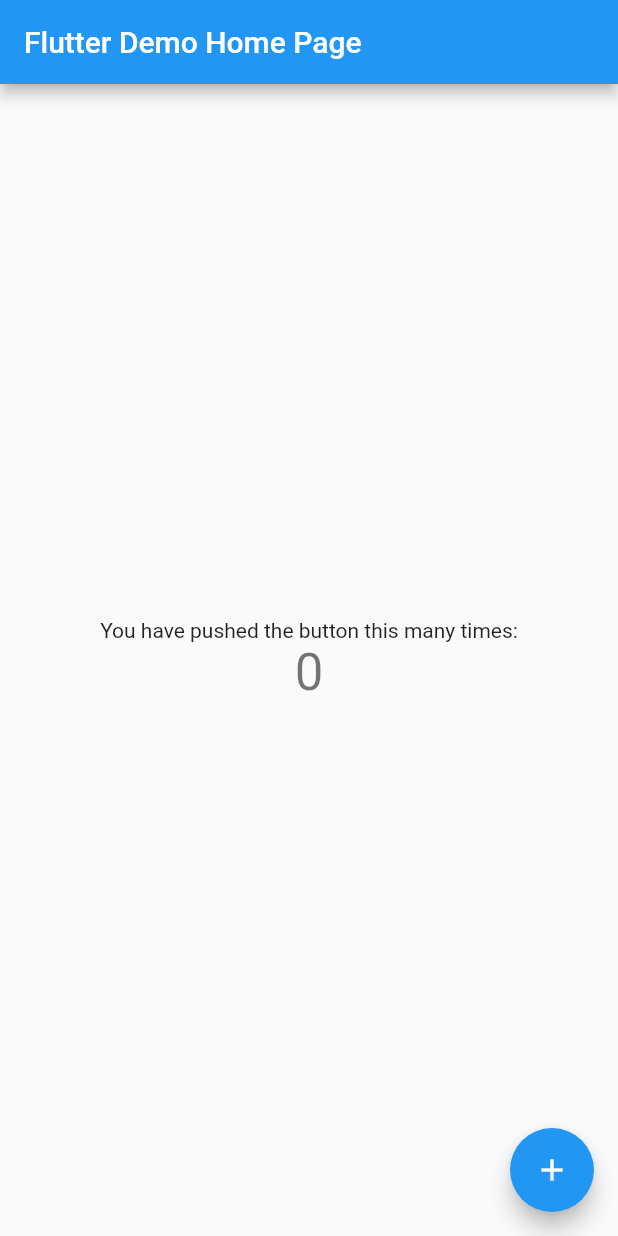
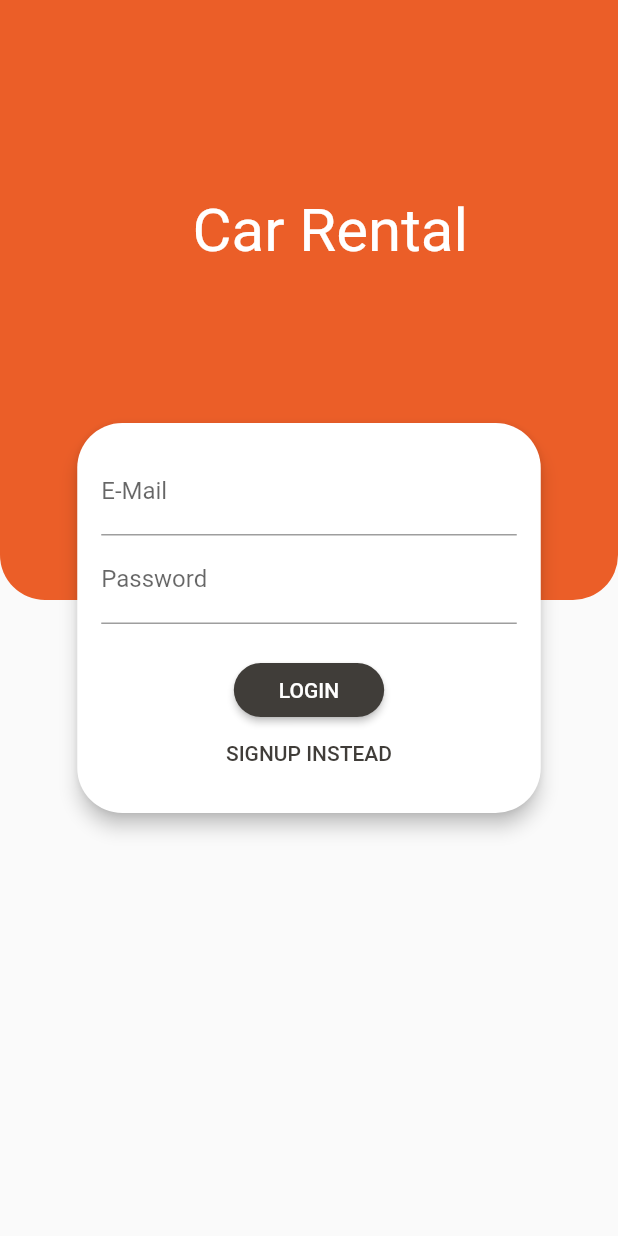
Before and after one commit to Plumito2020/Car-rental-management-app, a Flutter app: the screen it shows after launch, on a phone screen of 412 x 824 dp. Run offline on Flutter 3.47's test engine with Material 2 defaults, Android fonts, the phone set to English and light mode, and no system bars; our stand-ins replace shared_preferences.

Commit message:
Sign up and login

```diff
--- a/lib/main.dart
+++ b/lib/main.dart
@@ -1,4 +1,7 @@
+import 'package:car_rental/providers/auth.dart';
 import 'package:flutter/material.dart';
+import 'package:provider/provider.dart';
+import './screens/auth-screen.dart';
 
 void main() {
   runApp(MyApp());
@@ -8,110 +11,21 @@ class MyApp extends StatelessWidget {
   // This widget is the root of your application.
   @override
   Widget build(BuildContext context) {
-    return MaterialApp(
-      title: 'Flutter Demo',
-      theme: ThemeData(
-        // This is the theme of your application.
-        //
-        // Try running your application with "flutter run". You'll see the
-        // application has a blue toolbar. Then, without quitting the app, try
-        // changing the primarySwatch below to Colors.green and then invoke
-        // "hot reload" (press "r" in the console where you ran "flutter run",
-        // or simply save your changes to "hot reload" in a Flutter IDE).
-        // Notice that the counter didn't reset back to zero; the application
-        // is not restarted.
-        primarySwatch: Colors.blue,
-        // This makes the visual density adapt to the platform that you run
-        // the app on. For desktop platforms, the controls will be smaller and
-        // closer together (more dense) than on mobile platforms.
-        visualDensity: VisualDensity.adaptivePlatformDensity,
+    return MultiProvider(
+      providers: [
+        ChangeNotifierProvider.value(
+          value: Auth(),
+        ),
+      ],
+      child: MaterialApp(
+        title: 'Flutter Demo',
+        theme: ThemeData(
+          primaryColor: Color.fromRGBO(64, 61, 57, 1),
+          accentColor: Colors.deepOrange,
+          visualDensity: VisualDensity.adaptivePlatformDensity,
+        ),
+        home: AuthScreen(),
       ),
-      home: MyHomePage(title: 'Flutter Demo Home Page'),
     );
   }
 }
-
-class MyHomePage extends StatefulWidget {
-  MyHomePage({Key key, this.title}) : super(key: key);
-
-  // This widget is the home page of your application. It is stateful, meaning
-  // that it has a State object (defined below) that contains fields that affect
-  // how it looks.
-
-  // This class is the configuration for the state. It holds the values (in this
-  // case the title) provided by the parent (in this case the App widget) and
-  // used by the build method of the State. Fields in a Widget subclass are
-  // always marked "final".
-
-  final String title;
-
-  @override
-  _MyHomePageState createState() => _MyHomePageState();
-}
-
-class _MyHomePageState extends State<MyHomePage> {
-  int _counter = 0;
-
-  void _incrementCounter() {
-    setState(() {
-      // This call to setState tells the Flutter framework that something has
-      // changed in this State, which causes it to rerun the build method below
-      // so that the display can reflect the updated values. If we changed
-      // _counter without calling setState(), then the build method would not be
-      // called again, and so nothing would appear to happen.
-      _counter++;
-    });
-  }
-
-  @override
-  Widget build(BuildContext context) {
-    // This method is rerun every time setState is called, for instance as done
-    // by the _incrementCounter method above.
-    //
-    // The Flutter framework has been optimized to make rerunning build methods
-    // fast, so that you can just rebuild anything that needs updating rather
-    // than having to individually change instances of widgets.
-    return Scaffold(
-      appBar: AppBar(
-        // Here we take the value from the MyHomePage object that was created by
-        // the App.build method, and use it to set our appbar title.
-        title: Text(widget.title),
-      ),
-      body: Center(
-        // Center is a layout widget. It takes a single child and positions it
-        // in the middle of the parent.
-        child: Column(
-          // Column is also a layout widget. It takes a list of children and
-          // arranges them vertically. By default, it sizes itself to fit its
-          // children horizontally, and tries to be as tall as its parent.
-          //
-          // Invoke "debug painting" (press "p" in the console, choose the
-          // "Toggle Debug Paint" action from the Flutter Inspector in Android
-          // Studio, or the "Toggle Debug Paint" command in Visual Studio Code)
-          // to see the wireframe for each widget.
-          //
-          // Column has various properties to control how it sizes itself and
-          // how it positions its children. Here we use mainAxisAlignment to
-          // center the children vertically; the main axis here is the vertical
-          // axis because Columns are vertical (the cross axis would be
-          // horizontal).
-          mainAxisAlignment: MainAxisAlignment.center,
-          children: <Widget>[
-            Text(
-              'You have pushed the button this many times:',
-            ),
-            Text(
-              '$_counter',
-              style: Theme.of(context).textTheme.headline4,
-            ),
-          ],
-        ),
-      ),
-      floatingActionButton: FloatingActionButton(
-        onPressed: _incrementCounter,
-        tooltip: 'Increment',
-        child: Icon(Icons.add),
-      ), // This trailing comma makes auto-formatting nicer for build methods.
-    );
-  }
-}
--- /dev/null
+++ b/lib/models/http_exception.dart
@@ -0,0 +1,11 @@
+class HttpException implements Exception {
+  final String message;
+
+  HttpException(this.message);
+
+  @override
+  String toString() {
+    return message;
+    // return super.toString(); // Instance of HttpException
+  }
+}
--- /dev/null
+++ b/lib/screens/auth-screen.dart
@@ -0,0 +1,305 @@
+import 'dart:math';
+
+import 'package:flutter/material.dart';
+import 'package:provider/provider.dart';
+
+import '../providers/auth.dart';
+import '../models/http_exception.dart';
+
+enum AuthMode { Signup, Login }
+
+class AuthScreen extends StatelessWidget {
+  static const routeName = '/auth';
+
+  @override
+  Widget build(BuildContext context) {
+    final deviceSize = MediaQuery.of(context).size;
+
+    return Scaffold(
+      body: Stack(
+        children: <Widget>[
+          Container(
+            height: 400,
+            decoration: BoxDecoration(
+              color: Color.fromRGBO(235, 94, 40, 1),
+              // gradient: LinearGradient(
+              //   colors: [
+              //     Color.fromRGBO(64, 61, 57, 1).withOpacity(0.7),
+              //     Color.fromRGBO(64, 61, 57, 1),
+              //   ],
+              //   begin: Alignment.topLeft,
+              //   end: Alignment.bottomRight,
+              // ),
+              borderRadius: BorderRadius.only(
+                  bottomRight: Radius.circular(30),
+                  bottomLeft: Radius.circular(30)),
+            ),
+          ),
+          Positioned(
+            top: 130,
+            right: 100,
+            child: Text(
+              'Car Rental',
+              style: TextStyle(color: Colors.white, fontSize: 40),
+              textAlign: TextAlign.center,
+            ),
+          ),
+          Center(
+            child: AuthCard(),
+          ),
+        ],
+      ),
+    );
+  }
+}
+
+class AuthCard extends StatefulWidget {
+  const AuthCard({
+    Key key,
+  }) : super(key: key);
+
+  @override
+  _AuthCardState createState() => _AuthCardState();
+}
+
+class _AuthCardState extends State<AuthCard>
+    with SingleTickerProviderStateMixin {
+  final GlobalKey<FormState> _formKey = GlobalKey();
+  AuthMode _authMode = AuthMode.Login;
+  Map<String, String> _authData = {
+    'email': '',
+    'password': '',
+  };
+  var _isLoading = false;
+  final _passwordController = TextEditingController();
+  AnimationController _controller;
+  Animation<Offset> _slideAnimation;
+  Animation<double> _opacityAnimation;
+
+  @override
+  void initState() {
+    super.initState();
+    _controller = AnimationController(
+      vsync: this,
+      duration: Duration(
+        milliseconds: 300,
+      ),
+    );
+    _slideAnimation = Tween<Offset>(
+      begin: Offset(0, -1.5),
+      end: Offset(0, 0),
+    ).animate(
+      CurvedAnimation(
+        parent: _controller,
+        curve: Curves.fastOutSlowIn,
+      ),
+    );
+    _opacityAnimation = Tween(begin: 0.0, end: 1.0).animate(
+      CurvedAnimation(
+        parent: _controller,
+        curve: Curves.easeIn,
+      ),
+    );
+  }
+
+  @override
+  void dispose() {
+    // TODO: implement dispose
+    super.dispose();
+    _controller.dispose();
+  }
+
+  void _showErrorDialog(String message) {
+    showDialog(
+      context: context,
+      builder: (ctx) => AlertDialog(
+        title: Text('An Error Occurred!'),
+        content: Text(message),
+        actions: <Widget>[
+          FlatButton(
+            child: Text('Okay'),
+            onPressed: () {
+              Navigator.of(ctx).pop();
+            },
+          )
+        ],
+      ),
+    );
+  }
+
+  Future<void> _submit() async {
+    print("Submitting....");
+    if (!_formKey.currentState.validate()) {
+      // Invalid!
+      return;
+    }
+    print("Valid.....");
+    _formKey.currentState.save();
+    setState(() {
+      _isLoading = true;
+    });
+    try {
+      if (_authMode == AuthMode.Login) {
+        // Log user in
+        print("Logging..........1");
+        await Provider.of<Auth>(context, listen: false).login(
+          _authData['email'],
+          _authData['email'],
+        );
+        print(_authData['email'] + "  " + _authData['email']);
+        print("Logging..........2");
+      } else {
+        // Sign user up
+        await Provider.of<Auth>(context, listen: false).signup(
+          _authData['email'],
+          _authData['password'],
+        );
+      }
+    } on HttpException catch (error) {
+      var errorMessage = 'Authentication failed';
+      if (error.toString().contains('EMAIL_EXISTS')) {
+        errorMessage = 'This email address is already in use.';
+      } else if (error.toString().contains('INVALID_EMAIL')) {
+        errorMessage = 'This is not a valid email address';
+      } else if (error.toString().contains('WEAK_PASSWORD')) {
+        errorMessage = 'This password is too weak.';
+      } else if (error.toString().contains('EMAIL_NOT_FOUND')) {
+        errorMessage = 'Could not find a user with that email.';
+      } else if (error.toString().contains('INVALID_PASSWORD')) {
+        errorMessage = 'Invalid password.';
+      }
+      _showErrorDialog(errorMessage);
+    } catch (error) {
+      const errorMessage =
+          'Could not authenticate you. Please try again later.';
+      _showErrorDialog(errorMessage);
+    }
+
+    setState(() {
+      _isLoading = false;
+    });
+  }
+
+  void _switchAuthMode() {
+    if (_authMode == AuthMode.Login) {
+      setState(() {
+        _authMode = AuthMode.Signup;
+      });
+      _controller.forward();
+    } else {
+      setState(() {
+        _authMode = AuthMode.Login;
+      });
+      _controller.reverse();
+    }
+  }
+
+  @override
+  Widget build(BuildContext context) {
+    final deviceSize = MediaQuery.of(context).size;
+    return Card(
+      shape: RoundedRectangleBorder(
+        borderRadius: BorderRadius.circular(30.0),
+      ),
+      elevation: 5.0,
+      child: AnimatedContainer(
+        duration: Duration(milliseconds: 300),
+        curve: Curves.easeIn,
+        height: _authMode == AuthMode.Signup ? 320 : 260,
+        // height: _heightAnimation.value.height,
+        constraints:
+            BoxConstraints(minHeight: _authMode == AuthMode.Signup ? 320 : 260),
+        width: deviceSize.width * 0.75,
+        padding: EdgeInsets.all(16.0),
+        child: Form(
+          key: _formKey,
+          child: SingleChildScrollView(
+            child: Column(
+              children: <Widget>[
+                TextFormField(
+                  decoration: InputDecoration(labelText: 'E-Mail'),
+                  keyboardType: TextInputType.emailAddress,
+                  validator: (value) {
+                    if (value.isEmpty || !value.contains('@')) {
+                      return 'Invalid email!';
+                    }
+                  },
+                  onSaved: (value) {
+                    _authData['email'] = value;
+                  },
+                ),
+                TextFormField(
+                  decoration: InputDecoration(labelText: 'Password'),
+                  obscureText: true,
+                  controller: _passwordController,
+                  validator: (value) {
+                    if (value.isEmpty || value.length < 5) {
+                      return 'Password is too short!';
+                    }
+                  },
+                  onSaved: (value) {
+                    _authData['password'] = value;
+                  },
+                ),
+                AnimatedContainer(
+                  constraints: BoxConstraints(
+                    minHeight: _authMode == AuthMode.Signup ? 60 : 0,
+                    maxHeight: _authMode == AuthMode.Signup ? 120 : 0,
+                  ),
+                  duration: Duration(milliseconds: 300),
+                  curve: Curves.easeIn,
+                  child: FadeTransition(
+                    opacity: _opacityAnimation,
+                    child: SlideTransition(
+                      position: _slideAnimation,
+                      child: TextFormField(
+                        enabled: _authMode == AuthMode.Signup,
+                        decoration:
+                            InputDecoration(labelText: 'Confirm Password'),
+                        obscureText: true,
+                        validator: _authMode == AuthMode.Signup
+                            ? (value) {
+                                if (value != _passwordController.text) {
+                                  return 'Passwords do not match!';
+                                }
+                              }
+                            : null,
+                      ),
+                    ),
+                  ),
+                ),
+                SizedBox(
+                  height: 20,
+                ),
+                if (_isLoading)
+                  CircularProgressIndicator()
+                else
+                  RaisedButton(
+                    child:
+                        Text(_authMode == AuthMode.Login ? 'LOGIN' : 'SIGN UP'),
+                    onPressed: _submit,
+                    // onPressed: () {},
+                    shape: RoundedRectangleBorder(
+                      borderRadius: BorderRadius.circular(30),
+                    ),
+                    padding:
+                        EdgeInsets.symmetric(horizontal: 30.0, vertical: 8.0),
+                    color: Color.fromRGBO(64, 61, 57, 1),
+                    textColor: Theme.of(context).primaryTextTheme.button.color,
+                  ),
+                FlatButton(
+                  child: Text(
+                      '${_authMode == AuthMode.Login ? 'SIGNUP' : 'LOGIN'} INSTEAD'),
+                  onPressed: _switchAuthMode,
+                  padding: EdgeInsets.symmetric(horizontal: 30.0, vertical: 4),
+                  materialTapTargetSize: MaterialTapTargetSize.shrinkWrap,
+                  textColor: Color.fromRGBO(64, 61, 57, 1),
+                ),
+              ],
+            ),
+          ),
+        ),
+      ),
+    );
+  }
+}
```
Also changed, not shown: lib/providers/auth.dart (added, +141 -0 lines), pubspec.yaml (+4 -3 lines), pubspec.lock, 1 other file.
